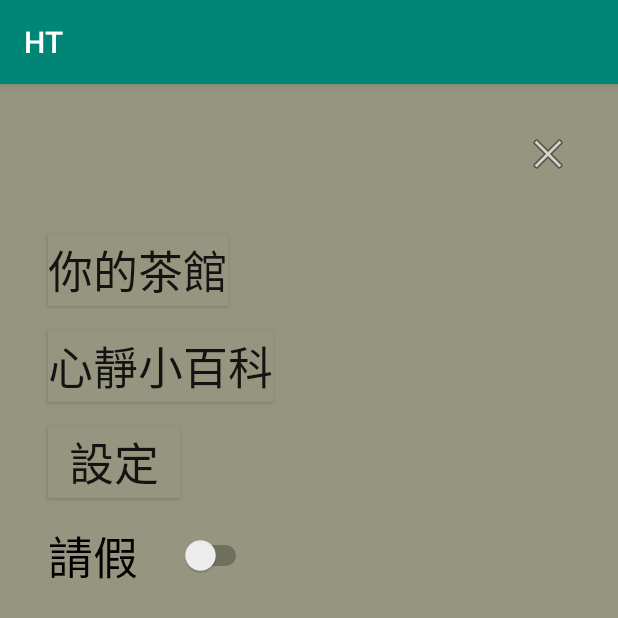
After one commit to JingPoo/HT, an Android app: the menuActivity screen opened directly, with no data from a screen before it, on a phone screen of 412 x 824 dp. The commit adds this screen. Shown: the top 618 px of the screen. Run offline under Robolectric (Android 15) with nearby library versions, the phone set to English and light mode, and no system bars.

Commit message:
add menuActivity.

```diff
--- a/app/src/main/AndroidManifest.xml
+++ b/app/src/main/AndroidManifest.xml
@@ -9,7 +9,8 @@
         android:roundIcon="@mipmap/ic_launcher_round"
         android:supportsRtl="true"
         android:theme="@style/AppTheme">
-        <activity android:name=".noticeActivity"></activity>
+        <activity android:name=".menuActivity"></activity>
+        <activity android:name=".noticeActivity" />
         <activity android:name=".ansActivity" />
         <activity android:name=".askActivity" />
         <activity android:name=".MainActivity">
--- a/app/src/main/java/com/example/ht/MainActivity.java
+++ b/app/src/main/java/com/example/ht/MainActivity.java
@@ -38,4 +38,9 @@ public class MainActivity extends AppCompatActivity {
 
         startActivity(it);
     }
+    public void gotomenu(View v) {
+        Intent it = new Intent(this, menuActivity.class);
+
+        startActivity(it);
+    }
 }
--- /dev/null
+++ b/app/src/main/java/com/example/ht/menuActivity.java
@@ -0,0 +1,31 @@
+package com.example.ht;
+
+import android.support.v7.app.AppCompatActivity;
+import android.os.Bundle;
+import android.view.View;
+import android.widget.Button;
+import android.widget.ImageButton;
+import android.widget.Switch;
+
+public class menuActivity extends AppCompatActivity {
+     ImageButton closeimagebutton;
+     Button teahousebutton,dictbutton,settingbutton;
+     Switch leaveswitch;
+
+    @Override
+    protected void onCreate(Bundle savedInstanceState) {
+        super.onCreate(savedInstanceState);
+        setContentView(R.layout.activity_menu);
+
+        closeimagebutton = (ImageButton)findViewById(R.id.closeimageButton);
+        teahousebutton = (Button)findViewById(R.id.teahousebutton);
+        dictbutton = (Button)findViewById(R.id.dictbutton);
+        settingbutton = (Button)findViewById(R.id.settingbutton);
+        leaveswitch = (Switch)findViewById(R.id.leaveswitch);
+    }
+
+    public void gotohome(View v) {
+        finish();
+    }
+
+}
--- a/app/src/main/res/layout/activity_main.xml
+++ b/app/src/main/res/layout/activity_main.xml
@@ -74,6 +74,7 @@
         android:layout_marginStart="16dp"
         android:layout_marginLeft="16dp"
         android:layout_marginTop="16dp"
+        android:onClick="gotomenu"
         android:text="選單"
         app:layout_constraintStart_toStartOf="parent"
         app:layout_constraintTop_toTopOf="parent" />
--- /dev/null
+++ b/app/src/main/res/layout/activity_menu.xml
@@ -0,0 +1,73 @@
+<?xml version="1.0" encoding="utf-8"?>
+<android.support.constraint.ConstraintLayout xmlns:android="http://schemas.android.com/apk/res/android"
+    xmlns:app="http://schemas.android.com/apk/res-auto"
+    xmlns:tools="http://schemas.android.com/tools"
+    android:layout_width="match_parent"
+    android:layout_height="match_parent"
+    android:background="#969680"
+    tools:context=".menuActivity">
+
+    <Button
+        android:id="@+id/teahousebutton"
+        android:layout_width="wrap_content"
+        android:layout_height="wrap_content"
+        android:layout_marginStart="32dp"
+        android:layout_marginLeft="32dp"
+        android:layout_marginTop="100dp"
+        android:background="#969680"
+        android:text="你的茶館"
+        android:textSize="30sp"
+        app:layout_constraintStart_toStartOf="parent"
+        app:layout_constraintTop_toTopOf="parent" />
+
+    <Button
+        android:id="@+id/dictbutton"
+        android:layout_width="wrap_content"
+        android:layout_height="wrap_content"
+        android:layout_marginStart="32dp"
+        android:layout_marginLeft="32dp"
+        android:layout_marginTop="16dp"
+        android:background="#969680"
+        android:text="心靜小百科"
+        android:textSize="30sp"
+        app:layout_constraintStart_toStartOf="parent"
+        app:layout_constraintTop_toBottomOf="@+id/teahousebutton" />
+
+    <Button
+        android:id="@+id/settingbutton"
+        android:layout_width="wrap_content"
+        android:layout_height="wrap_content"
+        android:layout_marginStart="32dp"
+        android:layout_marginLeft="32dp"
+        android:layout_marginTop="16dp"
+        android:background="#969680"
+        android:text="設定"
+        android:textSize="30sp"
+        app:layout_constraintStart_toStartOf="parent"
+        app:layout_constraintTop_toBottomOf="@+id/dictbutton" />
+
+    <Switch
+        android:id="@+id/leaveswitch"
+        android:layout_width="136dp"
+        android:layout_height="44dp"
+        android:layout_marginStart="32dp"
+        android:layout_marginLeft="32dp"
+        android:layout_marginTop="16dp"
+        android:text="請假"
+        android:textSize="30sp"
+        app:layout_constraintStart_toStartOf="parent"
+        app:layout_constraintTop_toBottomOf="@+id/settingbutton" />
+
+    <ImageButton
+        android:id="@+id/closeimageButton"
+        android:layout_width="61dp"
+        android:layout_height="61dp"
+        android:layout_marginTop="16dp"
+        android:layout_marginEnd="16dp"
+        android:layout_marginRight="16dp"
+        android:background="#969680"
+        android:onClick="gotohome"
+        app:layout_constraintEnd_toEndOf="parent"
+        app:layout_constraintTop_toTopOf="parent"
+        app:srcCompat="@android:drawable/ic_menu_close_clear_cancel" />
+</android.support.constraint.ConstraintLayout>
```
